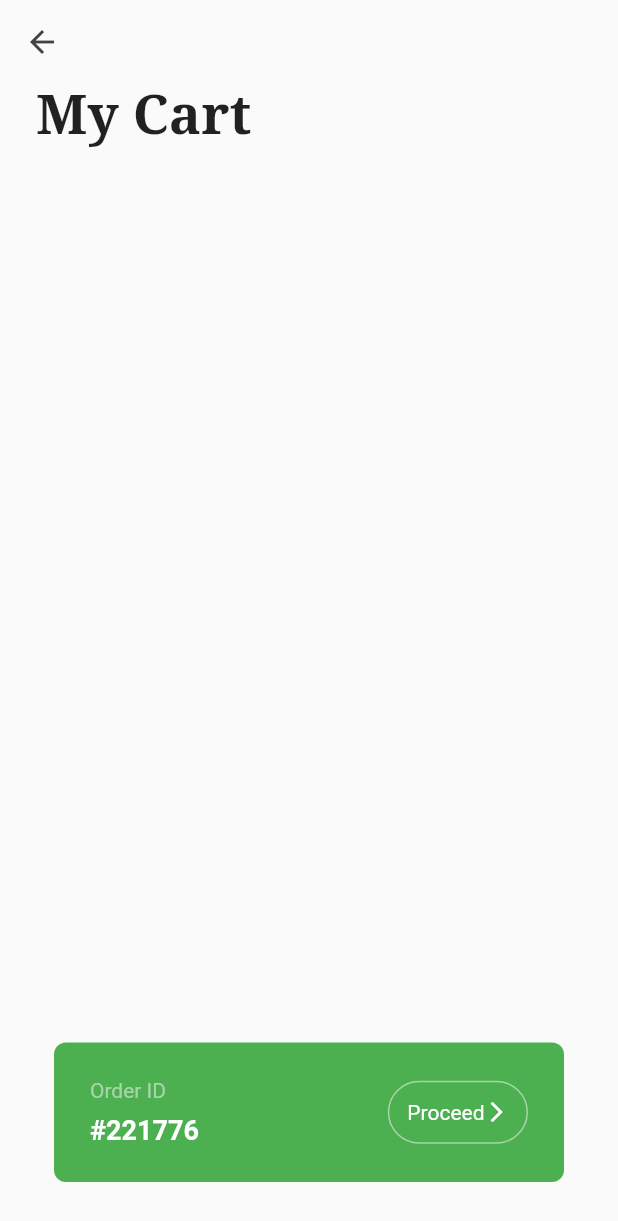
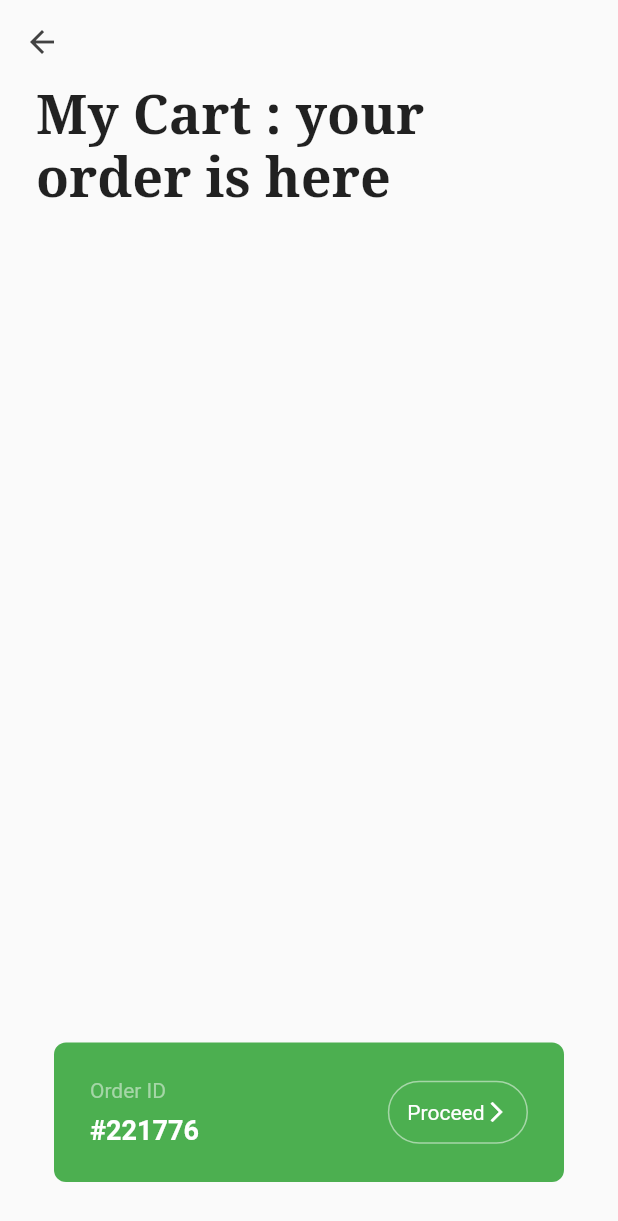
Before and after one commit to Godslovelee/foodpickup, a Flutter app: the CartPage screen opened directly, on a phone screen of 412 x 824 dp. Shown: the top 1221 px of the screen. Run offline on Flutter 3.47's test engine with Material 2 defaults, Android fonts, the light colour scheme and no system bars; our stand-ins replace google_fonts.

Commit message:
Add enum structure

```diff
--- a/lib/screens/pickup_screen.dart
+++ b/lib/screens/pickup_screen.dart
@@ -2,13 +2,18 @@
 ///Lasted Edited by Godslove 25.07.2023
 
 import 'package:flutter/material.dart';
+import 'package:food_pickup_app/model/enums/pickup_boxes_enum.dart';
 import 'package:google_fonts/google_fonts.dart';
 import 'package:provider/provider.dart';
 import '../model/box_element_model.dart';
 import 'locker_boxes_screen.dart';
 
 class CartPage extends StatelessWidget {
-  const CartPage({super.key});
+  const CartPage({super.key, required this.pickUpCondition});
+
+   final PickUpCondition pickUpCondition;
+
+   ///Different ways we can use Enums, we can call it directly or we can make it be required in a classs
 
   // Function to handle navigation to LockerBoxes screen
   void onProceed(BuildContext context) async {
@@ -53,6 +58,17 @@ class CartPage extends StatelessWidget {
     }
   }
 
+  String _displayPickupText(){
+    switch (pickUpCondition){
+
+      case PickUpCondition.available:
+        return 'your order is here';
+
+      case PickUpCondition.notAvailable:
+        return 'select new order';
+    }
+  }
+
   @override
   Widget build(BuildContext context) {
     return Scaffold(
@@ -72,7 +88,7 @@ class CartPage extends StatelessWidget {
               Padding(
                 padding: EdgeInsets.symmetric(horizontal: 24.0),
                 child: Text(
-                  "My Cart",
+                  "My Cart : ${_displayPickupText()}" ,
                   style: GoogleFonts.notoSerif(
                     fontSize: 36,
                     fontWeight: FontWeight.bold,
```
